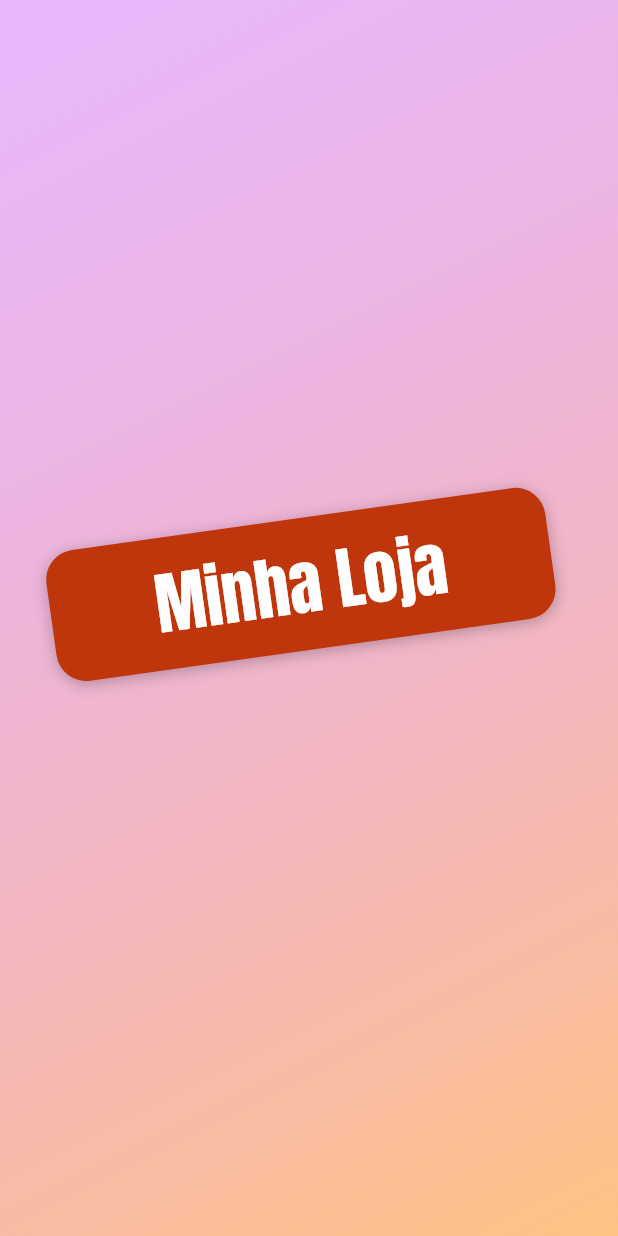
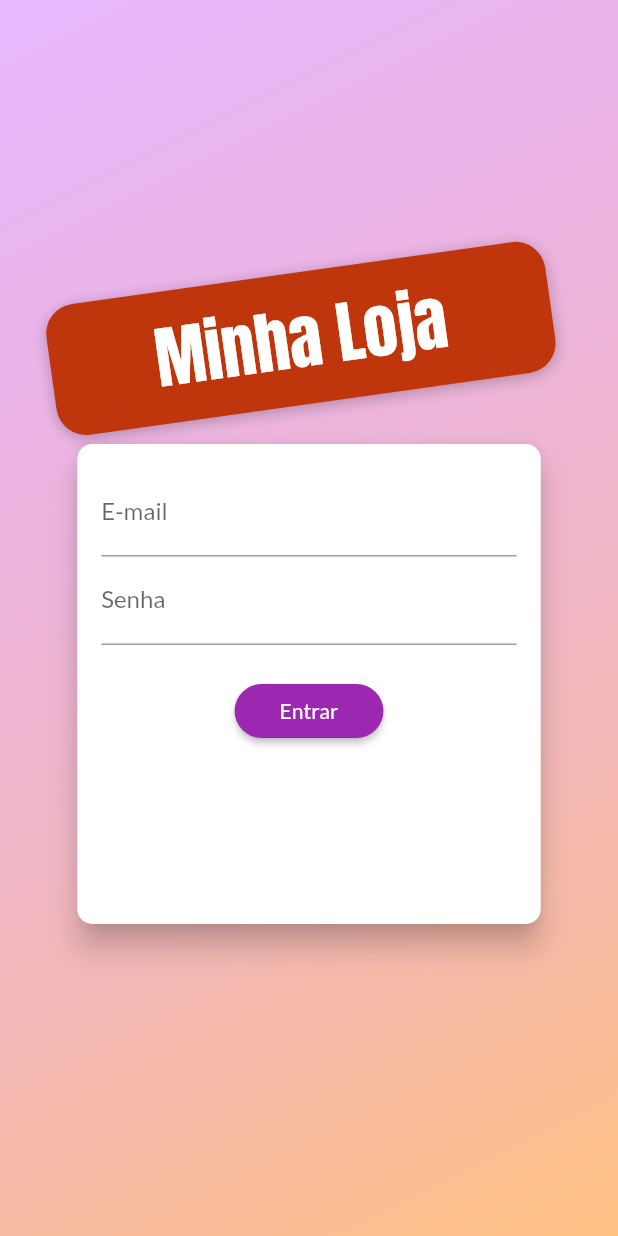
Before and after one commit to LucasWMedeiros/App_loja, a Flutter app: the screen it shows after launch, on a phone screen of 412 x 824 dp. Run offline on Flutter 3.47's test engine with Material 2 defaults, Android fonts, the phone set to English and light mode, and no system bars.

Commit message:
configurando o formulario de login

```diff
--- /dev/null
+++ b/lib/components/auth_form.dart
@@ -0,0 +1,98 @@
+import 'package:flutter/material.dart';
+
+enum AuthMode { Signup, Login }
+
+class AuthForm extends StatefulWidget {
+  const AuthForm({Key? key}) : super(key: key);
+
+  @override
+  State<AuthForm> createState() => _AuthFormState();
+}
+
+class _AuthFormState extends State<AuthForm> {
+  final _passwordController = TextEditingController();
+  AuthMode _authMode = AuthMode.Login;
+  // ignore: prefer_final_fields
+  Map<String, String> _authData = {
+    'email': '',
+    'password': '',
+  };
+
+  void _submit() {}
+
+  @override
+  Widget build(BuildContext context) {
+    final deviceSize = MediaQuery.of(context).size;
+    return Card(
+      elevation: 8,
+      shape: RoundedRectangleBorder(
+        borderRadius: BorderRadius.circular(10),
+      ),
+      child: Container(
+        padding: const EdgeInsets.all(16),
+        height: 320,
+        width: deviceSize.width * 0.75,
+        child: Form(
+          child: Column(children: [
+            TextFormField(
+              decoration: const InputDecoration(labelText: 'E-mail'),
+              keyboardType: TextInputType.emailAddress,
+              onSaved: (email) => _authData['email'] = email ?? '',
+              validator: (_email) {
+                final email = _email ?? '';
+                if (email.trim().isEmpty || email.contains('@')) {
+                  return 'Informe um e-mail válido';
+                }
+                return null;
+              },
+            ),
+            TextFormField(
+              decoration: const InputDecoration(labelText: 'Senha'),
+              keyboardType: TextInputType.emailAddress,
+              obscureText: true,
+              onSaved: (password) => _authData['password'] = password ?? '',
+              controller: _passwordController,
+              validator: (_password) {
+                final password = _password ?? '';
+                if (password.isEmpty) {
+                  return 'Informe um senha valida';
+                } else if (password.length < 5) {
+                  return 'A senha deve ter no minimo 5 caracteres';
+                }
+                return null;
+              },
+            ),
+            if (_authMode == AuthMode.Signup)
+              TextFormField(
+                decoration: const InputDecoration(labelText: 'Confirmar Senha'),
+                keyboardType: TextInputType.emailAddress,
+                obscureText: true,
+                validator: _authMode == AuthMode.Login
+                    ? null
+                    : (_password) {
+                        final password = _password ?? '';
+                        if (password != _passwordController) {
+                          return 'Senhas informadas não conferem';
+                        }
+                        return null;
+                      },
+              ),
+            const SizedBox(
+              height: 20,
+            ),
+            ElevatedButton(
+              onPressed: _submit,
+              // ignore: sort_child_properties_last
+              child: Text(_authMode == AuthMode.Login ? 'Entrar' : 'REGISTRAR'),
+              style: ElevatedButton.styleFrom(
+                  shape: RoundedRectangleBorder(
+                      borderRadius: BorderRadius.circular(30)),
+                  padding:
+                      const EdgeInsets.symmetric(horizontal: 30, vertical: 8)),
+            )
+          ]),
+        ),
+      ),
+    );
+  }
+}
--- a/lib/screen/auth_screen.dart
+++ b/lib/screen/auth_screen.dart
@@ -2,6 +2,7 @@
 
 import 'dart:math';
 
+import 'package:app_loja/components/auth_form.dart';
 import 'package:flutter/material.dart';
 
 class authPage extends StatelessWidget {
@@ -51,7 +52,8 @@ class authPage extends StatelessWidget {
                       color: Theme.of(context).accentTextTheme.headline6?.color
                     ),
                   ),
-                )
+                ),
+                AuthForm(),
               ],
             ),
           )
```
